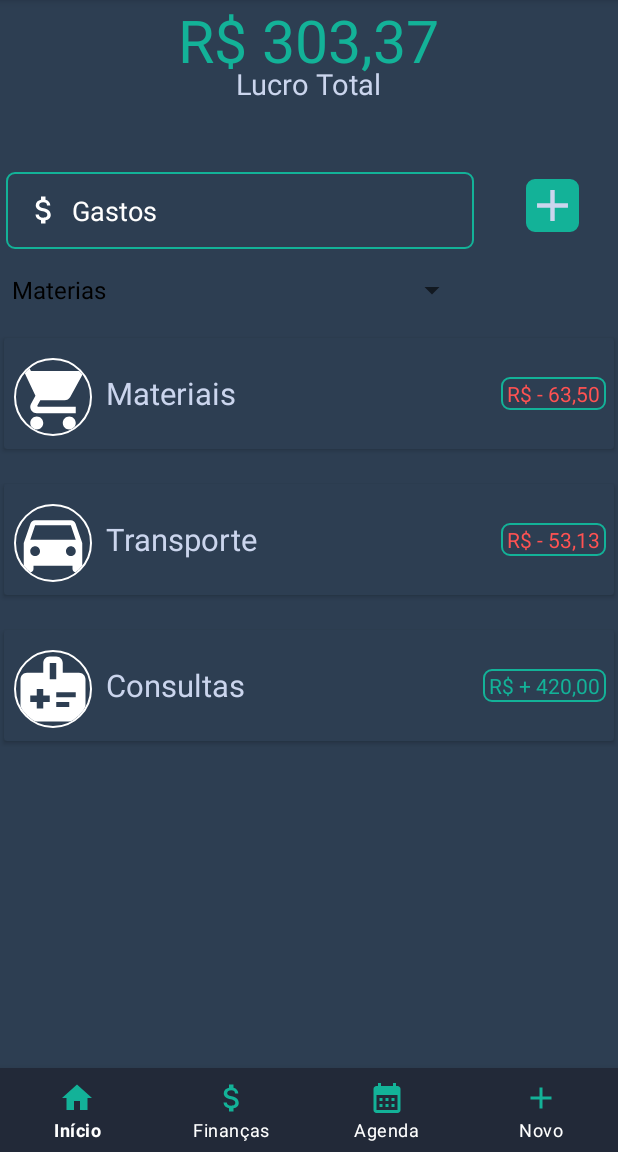
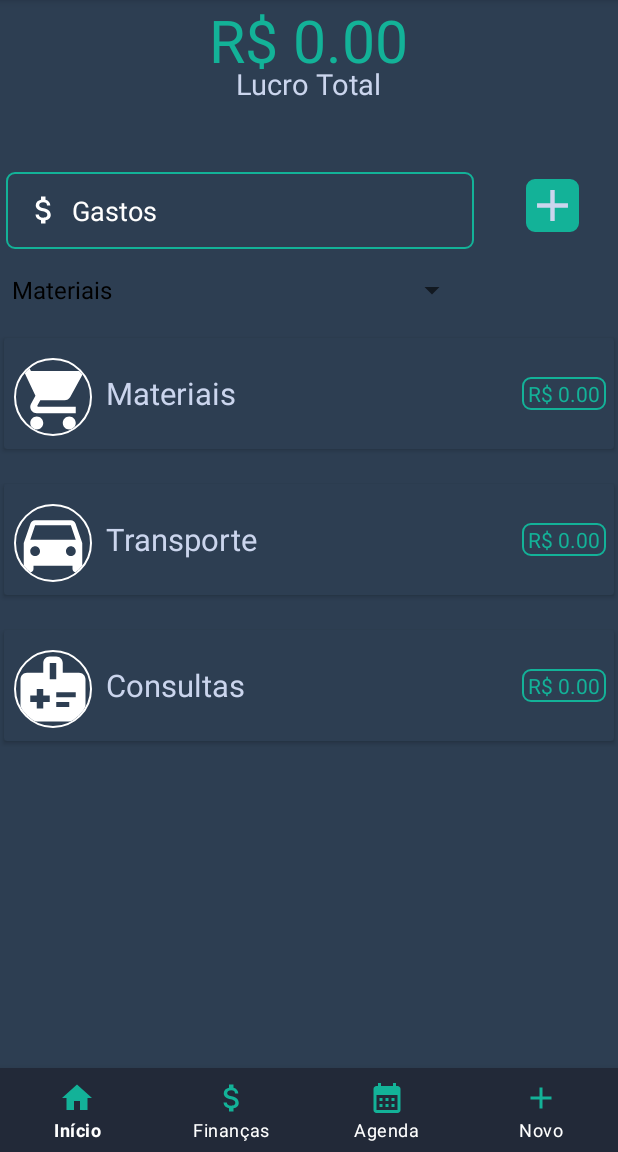
Before and after one commit to e-kitn/fisioApp, an Android app: the FinancasActivity screen opened directly, with no data from a screen before it, on a phone screen of 412 x 824 dp, the part 84-1236 px from its top. Run offline under Robolectric (Android 15) with nearby library versions, the phone set to English and light mode, and no system bars; our stand-ins replace CircleImageView, sdp/ssp sizes; plain views replace LineChartView.

Commit message:
ajustes na tela finanças

```diff
--- a/app/src/main/res/layout/activity_financas.xml
+++ b/app/src/main/res/layout/activity_financas.xml
@@ -15,10 +15,10 @@
             android:layout_width="match_parent"
             android:layout_height="wrap_content">
             <TextView
-                android:id="@+id/gastos"
+                android:id="@+id/gastosTv"
                 android:layout_height="wrap_content"
                 android:layout_width="wrap_content"
-                android:text="R$ 303,37"
+                android:text="R$ 0.00"
                 android:textColor="@color/colorTextPrimary"
                 android:layout_centerHorizontal="true"
                 android:textSize="@dimen/_30sdp"/>
@@ -26,10 +26,10 @@
                 android:id="@+id/text_view_id"
                 android:layout_width="wrap_content"
                 android:layout_height="wrap_content"
-                android:layout_alignParentBottom="@+id/gastos"
+                android:layout_alignParentBottom="@+id/gastosTv"
                 android:text="Lucro Total"
                 android:textColor="@color/colorTextSecondary"
-                android:layout_alignParentEnd="@+id/gastos"
+                android:layout_alignParentEnd="@+id/gastosTv"
                 android:layout_centerHorizontal="true"
                 android:paddingTop="@dimen/_33sdp"
                 android:textSize="@dimen/_15sdp"/>
@@ -100,13 +100,13 @@
                     android:textColor="@color/colorTextSecondary"
                     android:textSize="@dimen/_16sdp" />
                 <TextView
-                    android:id="@+id/valor_gasto"
+                    android:id="@+id/materiaisTv"
                     android:layout_width="wrap_content"
                     android:layout_height="wrap_content"
                     android:layout_gravity="end"
                     android:layout_marginVertical="@dimen/_20sdp"
-                    android:text="R$ - 63,50"
-                    android:textColor="@color/colorThemeExtra"
+                    android:text="R$ 0.00"
+                    android:textColor="@color/colorTextPrimary"
                     android:background="@drawable/background_input_field"
                     android:layout_marginRight="5sp"
                     android:paddingLeft="@dimen/_3sdp"
@@ -138,12 +138,13 @@
                     android:textColor="@color/colorTextSecondary"
                     android:textSize="@dimen/_16sdp" />
                 <TextView
+                    android:id="@+id/transporteTv"
                     android:layout_width="wrap_content"
                     android:layout_height="wrap_content"
                     android:layout_gravity="end"
                     android:layout_marginVertical="@dimen/_20sdp"
-                    android:text="R$ - 53,13"
-                    android:textColor="@color/colorThemeExtra"
+                    android:text="R$ 0.00"
+                    android:textColor="@color/colorTextPrimary"
                     android:background="@drawable/background_input_field"
                     android:layout_marginRight="5sp"
                     android:paddingLeft="@dimen/_3sdp"
@@ -175,11 +176,12 @@
                     android:textColor="@color/colorTextSecondary"
                     android:textSize="@dimen/_16sdp" />
                 <TextView
+                    android:id="@+id/consultaTv"
                     android:layout_width="wrap_content"
                     android:layout_height="wrap_content"
                     android:layout_gravity="end"
                     android:layout_marginVertical="@dimen/_20sdp"
-                    android:text="R$ + 420,00"
+                    android:text="R$ 0.00"
                     android:textColor="@color/colorTextPrimary"
                     android:background="@drawable/background_input_field"
                     android:layout_marginRight="5sp"
```
Also changed, not shown: app/src/main/java/com/example/fisioapp/FinancasActivity.java (+127 -1 lines).
